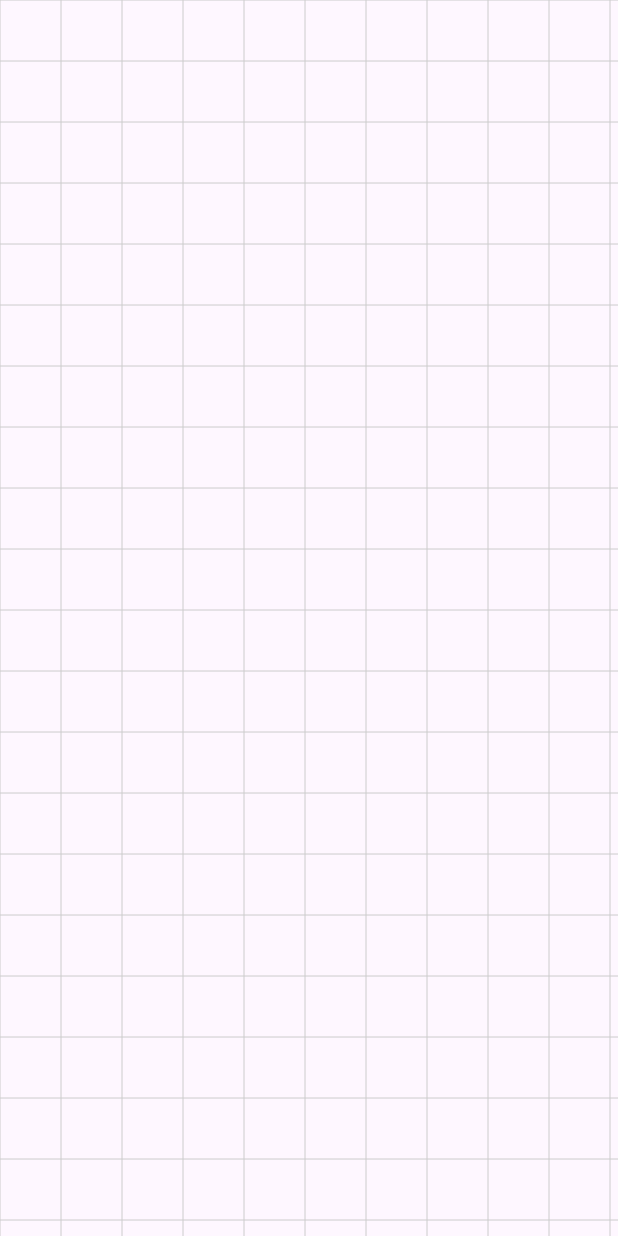
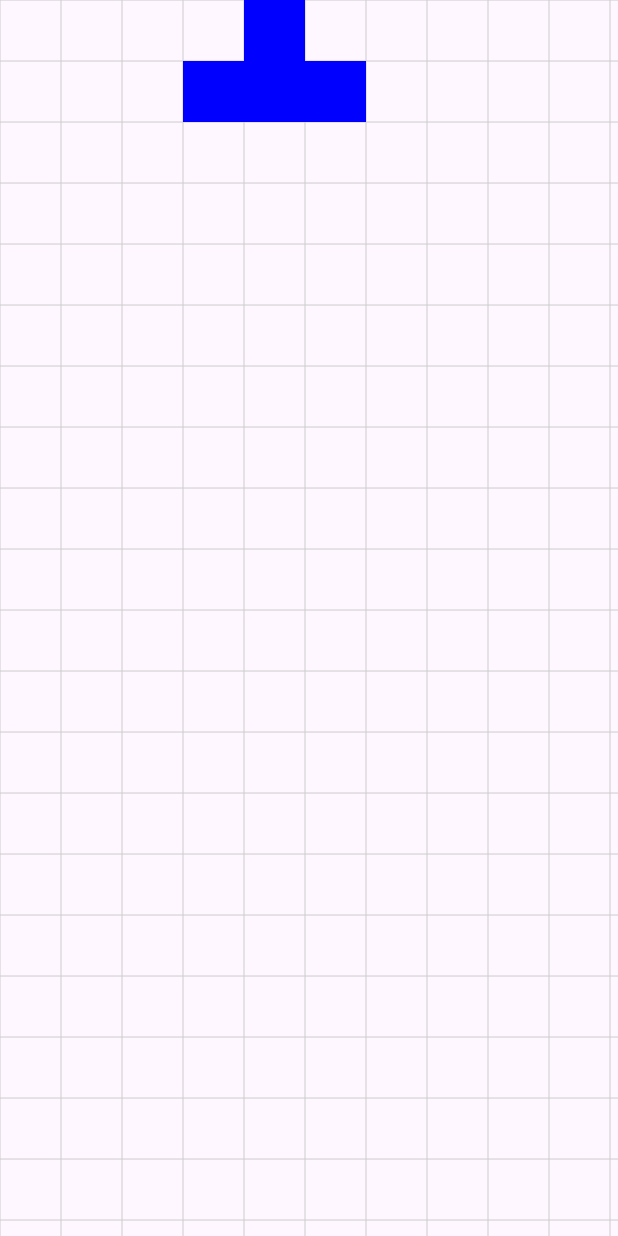
Before and after one commit to Ornella-Gigante/Tetris, an Android app: the MainActivity screen opened directly, with no data from a screen before it, on a phone screen of 412 x 824 dp. Run offline under Robolectric (Android 15) with nearby library versions, the phone set to English and light mode, and no system bars.

Commit message:
feat: add logic of current tetromino inside onDraw() method

```diff
--- a/app/src/main/java/es/nellagames/tetris/GameView.java
+++ b/app/src/main/java/es/nellagames/tetris/GameView.java
@@ -27,17 +27,31 @@ public class GameView extends View {
     protected void onDraw(Canvas canvas) {
         super.onDraw(canvas);
 
-        paint.setColor(Color.LTGRAY);
         int cellSize = getWidth() / 10;
 
-        // Dibujar líneas horizontales
+        // Draw grid
+        paint.setColor(Color.LTGRAY);
         for (int i = 0; i <= 20; i++) {
             canvas.drawLine(0, i * cellSize, getWidth(), i * cellSize, paint);
         }
-
-        // Dibujar líneas verticales
         for (int i = 0; i <= 10; i++) {
             canvas.drawLine(i * cellSize, 0, i * cellSize, getHeight(), paint);
         }
+
+        // Draw current Tetromino
+        if (currentTetromino != null) {
+            int[][] shape = currentTetromino.getShape();
+            paint.setColor(Color.BLUE);
+            for (int r = 0; r < shape.length; r++) {
+                for (int c = 0; c < shape[r].length; c++) {
+                    if (shape[r][c] != 0) {
+                        int x = (currentTetromino.x + c) * cellSize;
+                        int y = (currentTetromino.y + r) * cellSize;
+                        canvas.drawRect(x, y, x + cellSize, y + cellSize, paint);
+                    }
+                }
+            }
+        }
     }
+
 }
```
